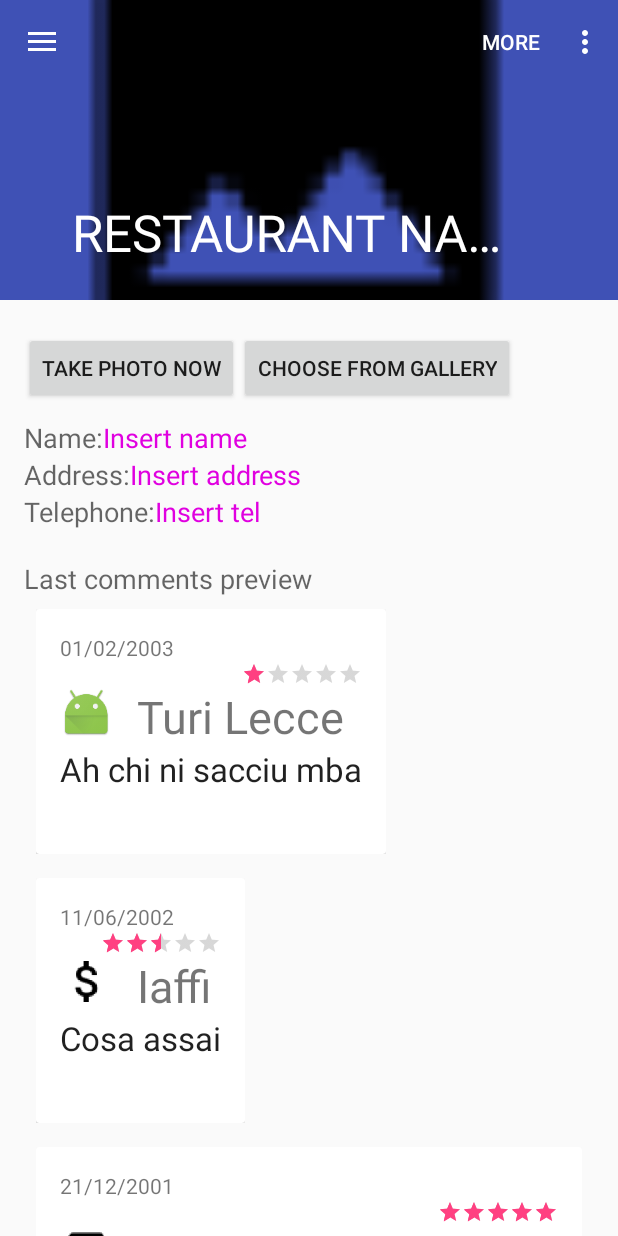
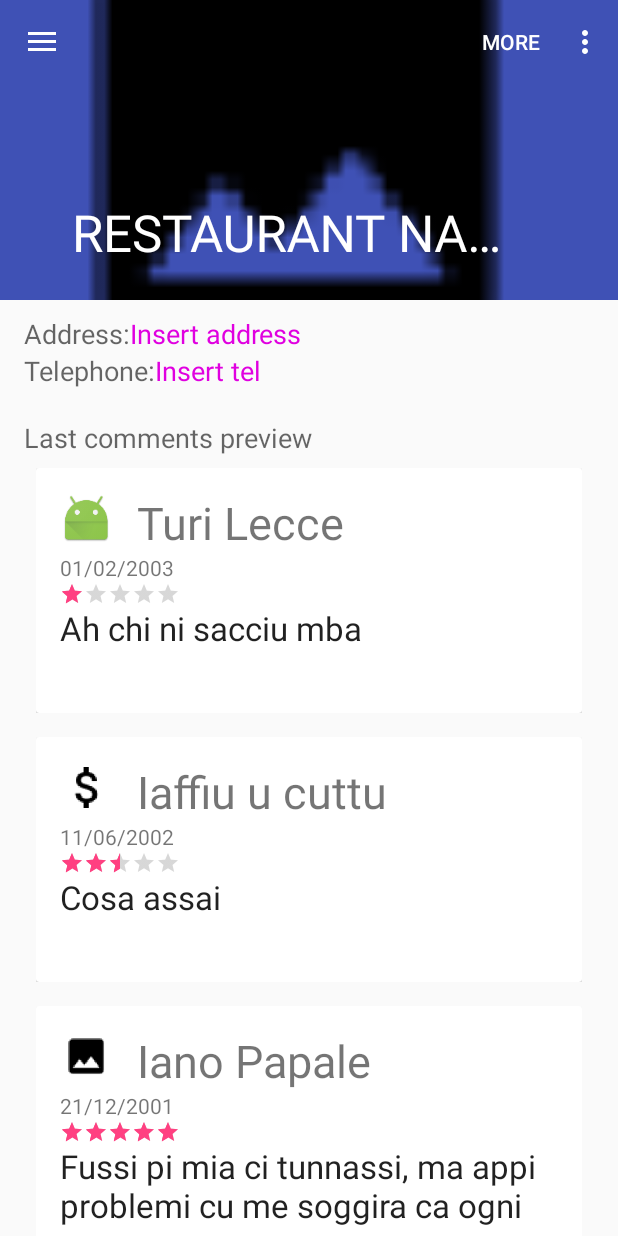
Before and after one commit to dalla92/RestaurantOwner, an Android app: the Restaurant_page screen opened directly, with no data from a screen before it, in the options menu, after a tap on "EDIT", on a phone screen of 412 x 824 dp. Run offline under Robolectric (Android 15) with nearby library versions, the phone set to English and light mode, and no system bars.

Commit message:
Restaurant_page comments card view added but menu edit meal does not still work4

```diff
--- a/app/src/main/java/it/polito/group2/restaurantowner/Restaurant_page.java
+++ b/app/src/main/java/it/polito/group2/restaurantowner/Restaurant_page.java
@@ -1,6 +1,7 @@
 package it.polito.group2.restaurantowner;
 
 import android.content.Intent;
+import android.support.design.widget.AppBarLayout;
 import android.support.design.widget.NavigationView;
 import android.support.v4.view.GravityCompat;
 import android.support.v4.widget.DrawerLayout;
@@ -10,12 +11,16 @@ import android.os.Bundle;
 import android.support.v7.widget.LinearLayoutManager;
 import android.support.v7.widget.RecyclerView;
 import android.support.v7.widget.Toolbar;
+import android.util.Log;
 import android.view.Menu;
 import android.view.MenuItem;
 import android.view.View;
+import android.view.ViewTreeObserver;
+import android.widget.AbsListView;
 import android.widget.Button;
 import android.widget.EditText;
 import android.widget.ImageView;
+import android.widget.ScrollView;
 
 import java.util.ArrayList;
 import java.util.List;
@@ -69,7 +74,17 @@ public class Restaurant_page extends AppCompatActivity
         rv.setHasFixedSize(true);
         initializeData();
         initializeAdapter();
+        final AppBarLayout appbar = (AppBarLayout) findViewById(R.id.appbar);
+        ScrollView scroll = (ScrollView) findViewById(R.id.parent_scroll);
+        scroll.getViewTreeObserver().addOnScrollChangedListener(new ViewTreeObserver.OnScrollChangedListener() {
+            @Override
+            public void onScrollChanged() {
+                appbar.setExpanded(false);
+            }
+        });
+
     }
+
 
     @Override
     public void onBackPressed() {
@@ -224,4 +239,5 @@ public class Restaurant_page extends AppCompatActivity
         RVAdapter adapter = new RVAdapter(comments);
         rv.setAdapter(adapter);
     }
+
 }
--- a/app/src/main/res/layout-land/comment_card_view.xml
+++ /dev/null
@@ -1,96 +0,0 @@
-<?xml version="1.0" encoding="utf-8"?>
-<LinearLayout xmlns:android="http://schemas.android.com/apk/res/android"
-    android:orientation="vertical"
-    android:layout_width="wrap_content" android:layout_height="wrap_content"
-    android:padding="8dp"
-    >
-
-    <android.support.v7.widget.CardView
-        android:layout_width="wrap_content"
-        android:layout_height="wrap_content"
-        android:id="@+id/cv"
-        android:padding="8dp">
-
-        <LinearLayout
-            android:layout_width="match_parent"
-            android:layout_height="wrap_content"
-            android:padding="16dp"
-            android:orientation="vertical"
-            android:weightSum="1">
-
-            <LinearLayout
-                android:orientation="vertical"
-                android:layout_width="match_parent"
-                android:layout_height="wrap_content">
-
-                <TextView
-                    android:layout_width="wrap_content"
-                    android:layout_height="wrap_content"
-                    android:id="@+id/comment_date"
-                    android:layout_toRightOf="@+id/comment_photo"
-                    android:layout_below="@+id/comment_username"
-                    android:layout_gravity="bottom"
-                    android:maxLines="1"
-                    android:minLines="1" />
-
-                <RatingBar
-                    android:layout_width="wrap_content"
-                    android:layout_height="wrap_content"
-                    android:numStars="5"
-                    android:clickable="false"
-                    android:focusable="false"
-                    android:focusableInTouchMode="false"
-                    android:id="@+id/comment_stars"
-                    style="@style/Base.Widget.AppCompat.RatingBar.Small"
-                    android:layout_gravity="right" />
-
-                <RelativeLayout
-                    android:layout_width="match_parent"
-                    android:layout_height="match_parent">
-
-                    <ImageView
-                        android:layout_width="35dp"
-                        android:layout_height="35dp"
-                        android:id="@+id/comment_photo"
-                        android:layout_alignParentLeft="true"
-                        android:layout_alignParentTop="true"
-                        android:layout_marginRight="16dp"
-                        android:layout_gravity="left" />
-
-                    <TextView
-                        android:layout_width="match_parent"
-                        android:layout_height="wrap_content"
-                        android:id="@+id/comment_username"
-                        android:layout_toRightOf="@+id/comment_photo"
-                        android:layout_alignParentTop="true"
-                        android:textSize="30sp"
-                        android:layout_gravity="top"
-                        android:maxLines="2" />
-                </RelativeLayout>
-
-            </LinearLayout>
-
-            <TextView
-                android:layout_width="match_parent"
-                android:layout_height="wrap_content"
-                android:textAppearance="?android:attr/textAppearanceLarge"
-                android:text="Large Text"
-                android:id="@+id/comment"
-                android:layout_gravity="center"
-                android:layout_weight="1"
-                android:maxLines="2"
-                android:minLines="2" />
-
-        </LinearLayout>
-
-        <LinearLayout
-            android:orientation="horizontal"
-            android:layout_width="wrap_content"
-            android:layout_height="wrap_content">
-
-        </LinearLayout>
-
-
-    </android.support.v7.widget.CardView>
-
-</LinearLayout>
--- a/app/src/main/res/layout/comment_card_view.xml
+++ b/app/src/main/res/layout/comment_card_view.xml
@@ -1,17 +1,23 @@
 <?xml version="1.0" encoding="utf-8"?>
 <LinearLayout xmlns:android="http://schemas.android.com/apk/res/android"
     android:orientation="vertical"
-    android:layout_width="wrap_content" android:layout_height="wrap_content"
+    android:layout_width="match_parent" android:layout_height="wrap_content"
+    android:focusable="false"
+    android:focusableInTouchMode="false"
     android:padding="8dp"
     >
 
     <android.support.v7.widget.CardView
-        android:layout_width="wrap_content"
+        android:focusable="false"
+        android:focusableInTouchMode="false"
+        android:layout_width="match_parent"
         android:layout_height="wrap_content"
         android:id="@+id/cv"
         android:padding="8dp">
 
     <LinearLayout
+        android:focusable="false"
+        android:focusableInTouchMode="false"
         android:layout_width="match_parent"
         android:layout_height="wrap_content"
         android:padding="16dp"
@@ -19,36 +25,21 @@
         android:weightSum="1">
 
         <LinearLayout
+            android:focusable="false"
+            android:focusableInTouchMode="false"
             android:orientation="vertical"
             android:layout_width="match_parent"
             android:layout_height="wrap_content">
 
-            <TextView
-                android:layout_width="wrap_content"
-                android:layout_height="wrap_content"
-                android:id="@+id/comment_date"
-                android:layout_toRightOf="@+id/comment_photo"
-                android:layout_below="@+id/comment_username"
-                android:layout_gravity="bottom"
-                android:maxLines="1"
-                android:minLines="1" />
-
-            <RatingBar
-                android:layout_width="wrap_content"
-                android:layout_height="wrap_content"
-                android:numStars="5"
-                android:clickable="false"
+            <RelativeLayout
                 android:focusable="false"
                 android:focusableInTouchMode="false"
-                android:id="@+id/comment_stars"
-                style="@style/Base.Widget.AppCompat.RatingBar.Small"
-                android:layout_gravity="right" />
-
-            <RelativeLayout
                 android:layout_width="match_parent"
                 android:layout_height="match_parent">
 
                 <ImageView
+                    android:focusable="false"
+                    android:focusableInTouchMode="false"
                     android:layout_width="35dp"
                     android:layout_height="35dp"
                     android:id="@+id/comment_photo"
@@ -68,6 +59,27 @@
                     android:maxLines="2" />
             </RelativeLayout>
 
+            <TextView
+                android:layout_width="wrap_content"
+                android:layout_height="wrap_content"
+                android:id="@+id/comment_date"
+                android:layout_toRightOf="@+id/comment_photo"
+                android:layout_below="@+id/comment_username"
+                android:maxLines="1"
+                android:minLines="1"
+                android:layout_gravity="bottom" />
+
+            <RatingBar
+                android:layout_width="wrap_content"
+                android:layout_height="wrap_content"
+                android:numStars="5"
+                android:clickable="false"
+                android:focusable="false"
+                android:focusableInTouchMode="false"
+                android:id="@+id/comment_stars"
+                style="@style/Base.Widget.AppCompat.RatingBar.Small"
+                android:layout_gravity="left|top" />
+
         </LinearLayout>
 
         <TextView
@@ -84,6 +96,8 @@
     </LinearLayout>
 
         <LinearLayout
+                android:focusable="false"
+                android:focusableInTouchMode="false"
                 android:orientation="horizontal"
                 android:layout_width="wrap_content"
                 android:layout_height="wrap_content">
--- a/app/src/main/res/layout/content_restaurant_page.xml
+++ b/app/src/main/res/layout/content_restaurant_page.xml
@@ -1,7 +1,6 @@
 
-
-
-<LinearLayout xmlns:android="http://schemas.android.com/apk/res/android"
+<ScrollView xmlns:android="http://schemas.android.com/apk/res/android"
+    android:id="@+id/parent_scroll"
     xmlns:app="http://schemas.android.com/apk/res-auto"
     xmlns:tools="http://schemas.android.com/tools"
     android:layout_width="match_parent"
@@ -13,6 +12,10 @@
     app:layout_behavior="@string/appbar_scrolling_view_behavior"
     tools:context="it.polito.group2.restaurantowner.Restaurant_page"
     tools:showIn="@layout/app_bar_restaurant_page"
+    android:orientation="vertical">
+
+<LinearLayout android:layout_width="match_parent"
+    android:layout_height="match_parent"
     android:orientation="vertical">
 
     <RelativeLayout
@@ -136,6 +139,8 @@
 
 
     <android.support.v7.widget.RecyclerView
+        android:focusable="false"
+        android:focusableInTouchMode="false"
         android:layout_height="match_parent"
         android:layout_width="match_parent"
         android:id="@+id/rv"
@@ -143,3 +148,5 @@
     </android.support.v7.widget.RecyclerView>
 
 </LinearLayout>
+
+</ScrollView>
```
